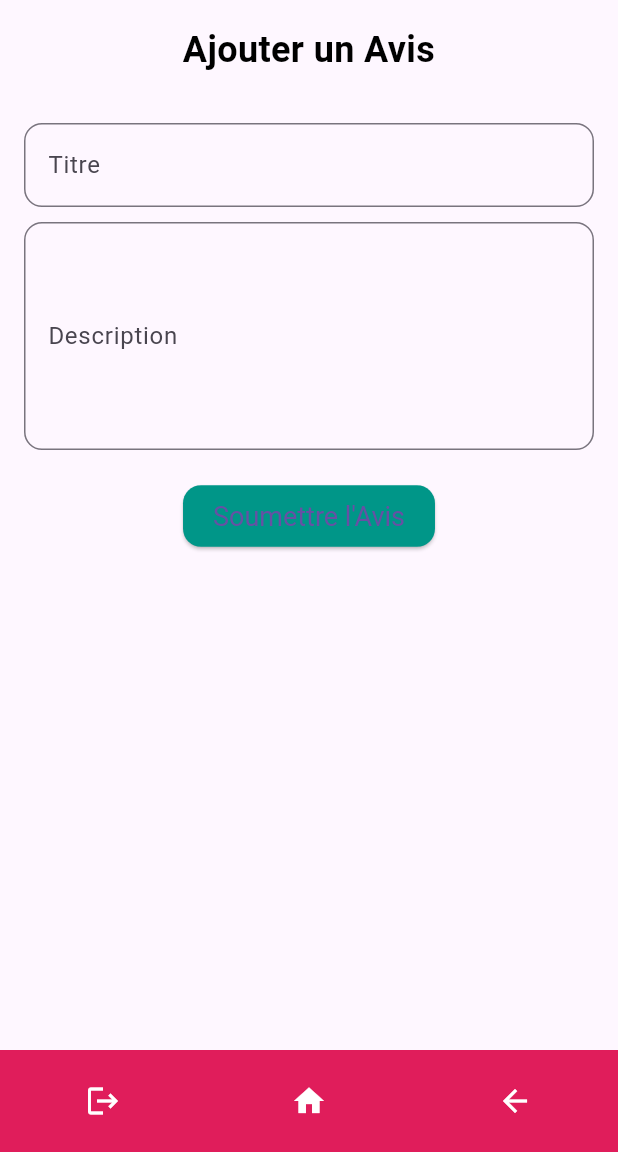
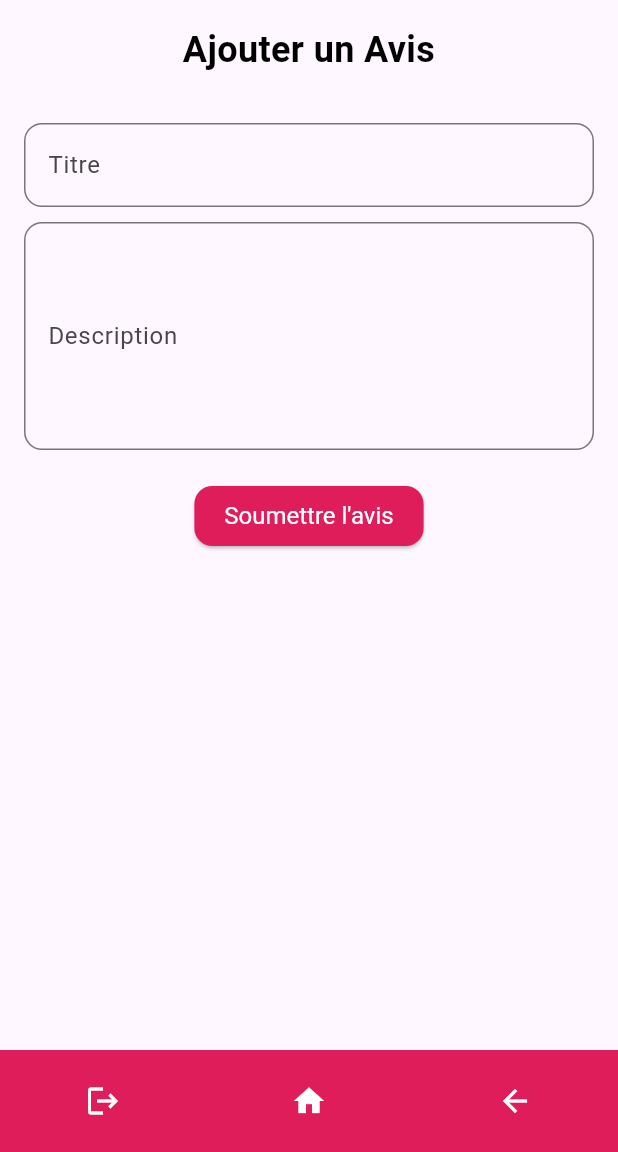
Before and after one commit to kyllian-claveau/SoigneMoiApplication, a Flutter app: the ReviewView screen opened directly with empty values, on a phone screen of 412 x 824 dp, the part 84-1236 px from its top. Run offline on Flutter 3.47's test engine with Material 3 defaults, Android fonts, the light colour scheme and no system bars; our stand-ins replace jwt_decoder, shared_preferences, timezone; missing offline and left inert: flutter_timer_countdown; accounts and stored records are empty.

Commit message:
Add documents

```diff
--- a/lib/src/view/review_view.dart
+++ b/lib/src/view/review_view.dart
@@ -112,14 +112,20 @@ class _ReviewViewState extends State<ReviewView> {
                             : ElevatedButton(
                                 onPressed: _submitReview,
                                 style: ElevatedButton.styleFrom(
-                            backgroundColor: Colors.teal,
-                            padding: EdgeInsets.symmetric(horizontal: 20, vertical: 10),
+                                  backgroundColor: Color(0xFFE01D5B),
+                                  padding: EdgeInsets.symmetric(
+                                      horizontal: 20, vertical: 10),
                                   shape: RoundedRectangleBorder(
                                     borderRadius: BorderRadius.circular(12),
                                   ),
-                            textStyle: TextStyle(fontSize: 18),
+                                  textStyle: TextStyle(
+                                      fontSize: 18, color: Colors.white),
                                 ),
-                          child: Text('Soumettre l\'Avis'),
+                                child: const Text(
+                                  'Soumettre l\'avis',
+                                  style: TextStyle(
+                                      fontSize: 16, color: Colors.white),
+                                ),
                               ),
                       ),
                     ],
```
Also changed, not shown: lib/src/view/prescription_view.dart (+5 -5 lines), 4 other files. Lines whose indentation alone changed are shown as unchanged.
